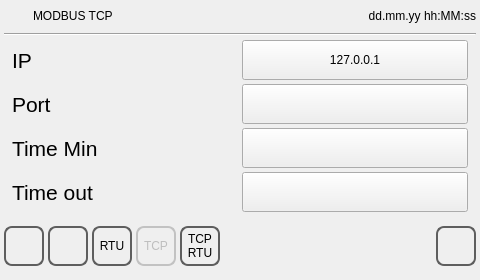
Qt form qt_templates/ATCM-template-project/commpar_tcp.ui (MECTsrl/mect_plugins) before a commit.
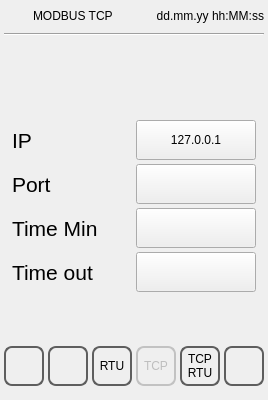
The same form after that commit. Icons and pictures are not drawn.

What changed in the file:
```diff
--- a/qt_templates/ATCM-template-project/commpar_tcp.ui
+++ b/qt_templates/ATCM-template-project/commpar_tcp.ui
@@ -6,8 +6,7 @@
    <rect>
     <x>0</x>
     <y>0</y>
-    <width>480</width>
-    <height>272</height>
+    %Model%
    </rect>
   </property>
   <property name="minimumSize">
```
